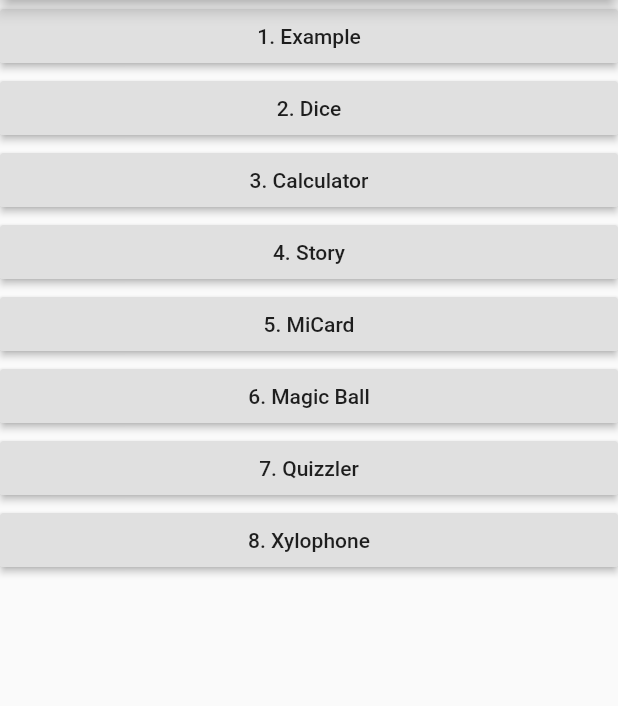
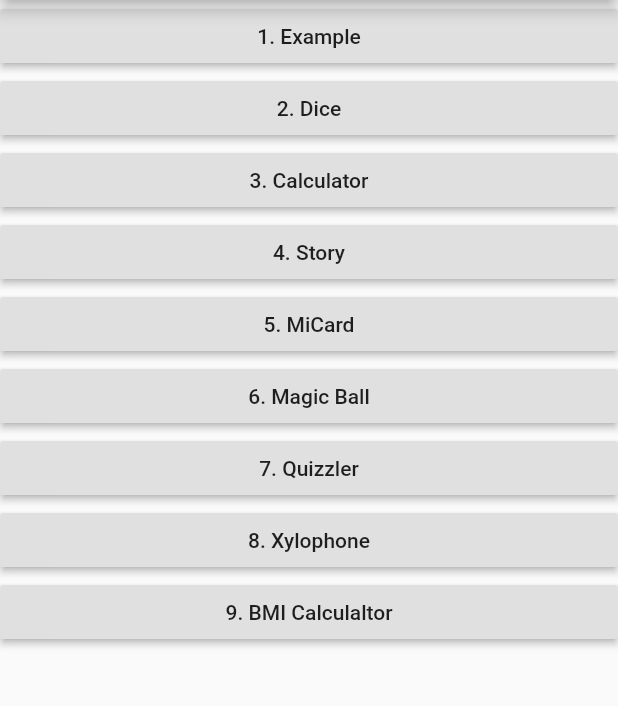
Before and after one commit to mattydeprecate/flutter-playground, a Flutter app: the screen it shows after launch, on a phone screen of 412 x 824 dp, the part 84-790 px from its top. Run offline on Flutter 3.47's test engine with Material 2 defaults, Android fonts, the light colour scheme and no system bars; our stand-ins replace audioplayers, rflutter_alert.

Commit message:
merge bmi calcultaro

```diff
--- a/lib/main_screen.dart
+++ b/lib/main_screen.dart
@@ -1,4 +1,5 @@
 import 'package:flutter/material.dart';
+import 'package:flutter_playground/bmicalculator/bmicalculator_screen.dart';
 import 'package:flutter_playground/calculator/calculator_screen.dart';
 import 'package:flutter_playground/dice/dice_screen.dart';
 import 'package:flutter_playground/example1_screen.dart';
@@ -49,6 +50,10 @@ class MainScreen extends StatelessWidget {
             title: "8. Xylophone",
             widget: XylophoneScreen(),
           ),
+          ScreenButton(
+            title: "9. BMI Calculaltor",
+            widget: BMICalculatorScreen(),
+          ),
         ],
       ),
     );
```
Also changed, not shown: lib/bmicalculator/bmicalculator_screen.dart (added, +30 -0 lines).
